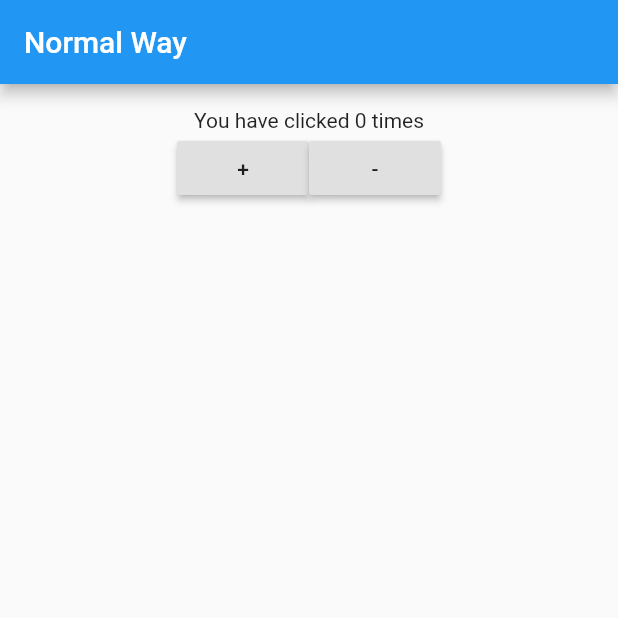
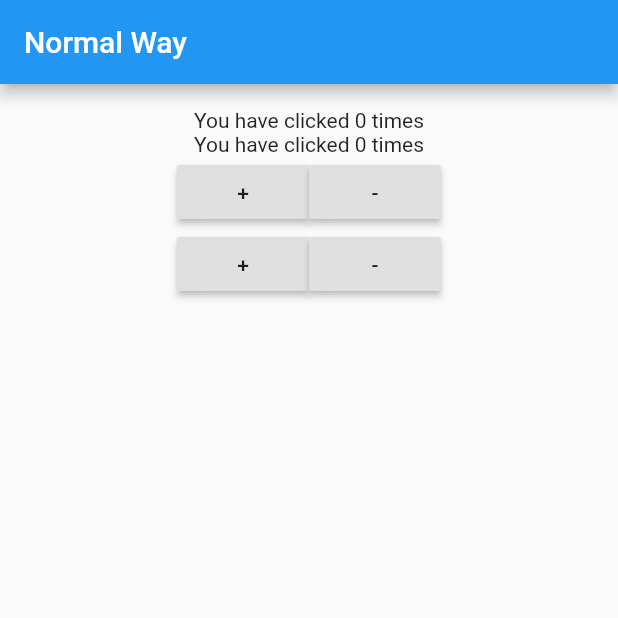
Before and after one commit to p32929/flutter_state_management_test, a Flutter app: the screen it shows after launch, on a phone screen of 412 x 824 dp, the top half of it. Run offline on Flutter 3.47's test engine with Material 2 defaults, Android fonts, the phone set to English and light mode, and no system bars; our stand-ins replace states_rebuilder; missing offline and left inert: observable_state.

```diff
--- a/lib/main.dart
+++ b/lib/main.dart
@@ -1,7 +1,5 @@
 import 'package:flutter/material.dart';
 
-import './states_rebuilder/states_rebuilder.dart';
+import './observable_state2/states_rebuilder2.dart';
 
-void main() => runApp(
-    App()
-);
+void main() => runApp(App());
--- /dev/null
+++ b/lib/observable_state2/states_rebuilder2.dart
@@ -0,0 +1,72 @@
+import 'package:flutter/material.dart';
+import 'package:states_rebuilder/states_rebuilder.dart';
+
+import './counter_state_model2.dart';
+
+final CounterState counterState = new CounterState();
+
+class App extends StatelessWidget {
+  @override
+  Widget build(BuildContext context) {
+    return StateBuilder(
+      models: [counterState],
+      builder: (context, _) => MaterialApp(
+        title: "State Management Title",
+        home: Scaffold(
+          appBar: AppBar(
+            title: Text('Normal Way'),
+          ),
+          body: Center(
+            child: Padding(
+              padding: const EdgeInsets.all(16),
+              child: Column(
+                children: <Widget>[
+                  Text('You have clicked ${counterState.counter1} times'),
+                  Text('You have clicked ${counterState.counter2} times'),
+                  Row(
+                    mainAxisAlignment: MainAxisAlignment.center,
+                    children: <Widget>[
+                      RaisedButton(
+                        onPressed: () {
+                          print("+1");
+                          counterState.increment1();
+                        },
+                        child: Text('+'),
+                      ),
+                      RaisedButton(
+                        onPressed: () {
+                          print("-1");
+                          counterState.decrement1();
+                        },
+                        child: Text('-'),
+                      ),
+                    ],
+                  ),
+                  Row(
+                    mainAxisAlignment: MainAxisAlignment.center,
+                    children: <Widget>[
+                      RaisedButton(
+                        onPressed: () {
+                          print("+2");
+                          counterState.increment2();
+                        },
+                        child: Text('+'),
+                      ),
+                      RaisedButton(
+                        onPressed: () {
+                          print("-2");
+                          counterState.decrement2();
+                        },
+                        child: Text('-'),
+                      ),
+                    ],
+                  ),
+                ],
+              ),
+            ),
+          ),
+        ),
+      ),
+    );
+  }
+}
```
Also changed, not shown: lib/observable_state2/counter_state_model2.dart (added, +26 -0 lines).
